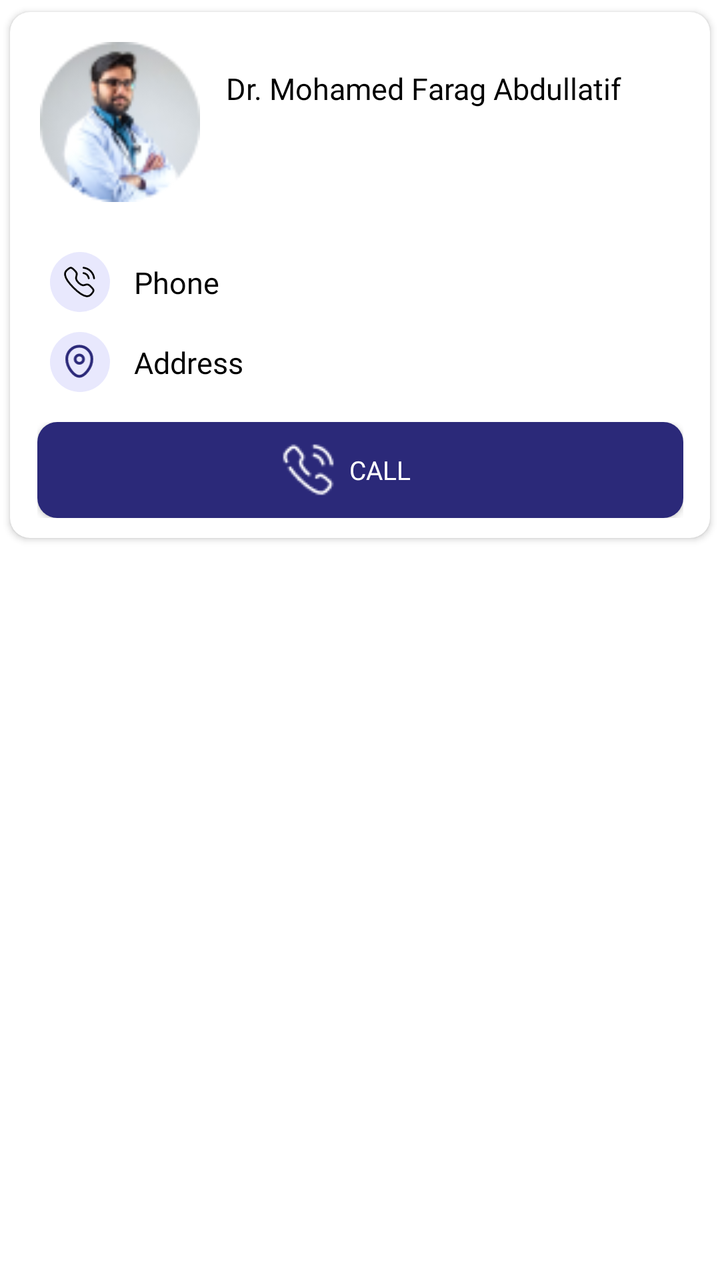
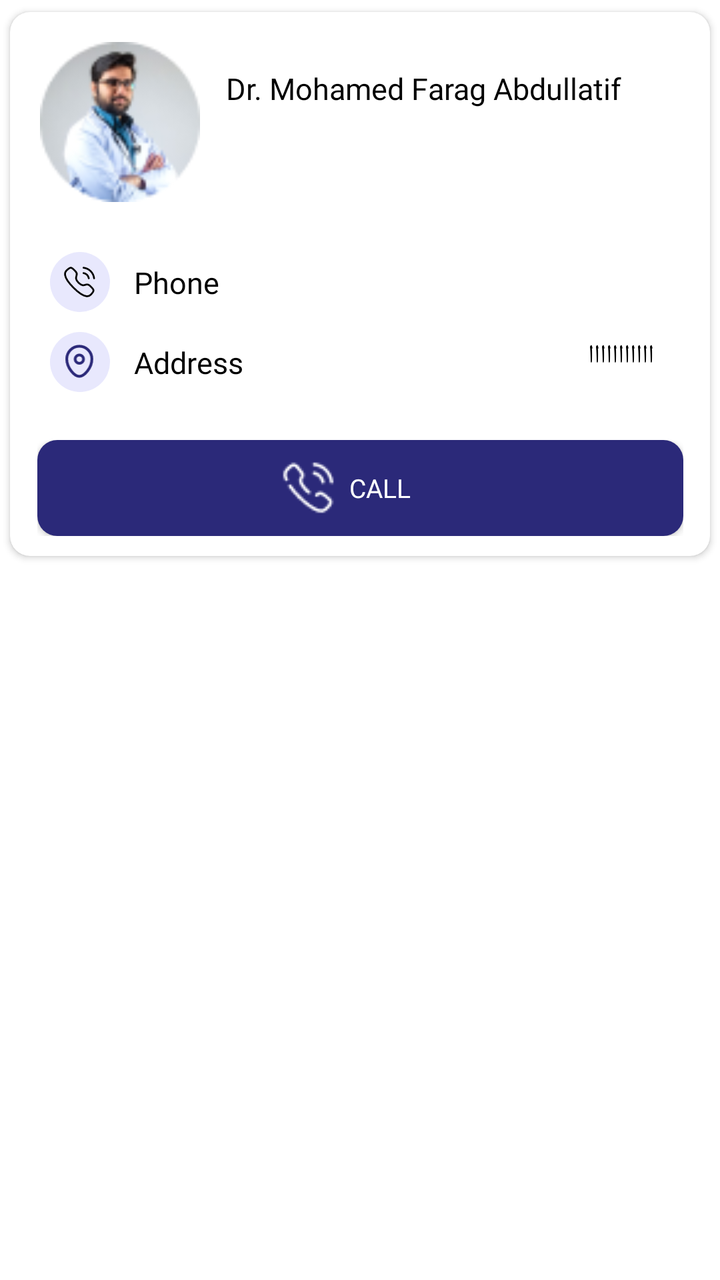

Compare the two renders of this Android layout. The source of the first and the diff that turns it into the second are given below.
<!-- AndroidManifest.xml: application theme Theme.NewDesign -->
<!-- res/layout/item_layout_health.xml -->
<?xml version="1.0" encoding="utf-8"?>
<layout xmlns:android="http://schemas.android.com/apk/res/android"
    xmlns:app="http://schemas.android.com/apk/res-auto">

    <androidx.constraintlayout.widget.ConstraintLayout
        android:layout_width="match_parent"
        android:layout_height="wrap_content">

        <androidx.cardview.widget.CardView
            android:id="@+id/cardview"
            android:layout_width="match_parent"
            android:layout_height="wrap_content"
            app:cardCornerRadius="10dp"
            app:cardUseCompatPadding="true"
            app:layout_constraintEnd_toEndOf="parent"
            app:layout_constraintStart_toStartOf="parent"
            app:layout_constraintTop_toTopOf="parent">

            <androidx.constraintlayout.widget.ConstraintLayout
                android:id="@+id/layput_services"
                android:layout_width="match_parent"
                android:layout_height="match_parent"
                android:padding="5dp">

                <androidx.constraintlayout.widget.ConstraintLayout
                    android:id="@+id/layout_doctorsDetail"
                    android:layout_width="match_parent"
                    android:layout_height="wrap_content"
                    android:layout_margin="10dp"
                    app:layout_constraintEnd_toEndOf="parent"
                    app:layout_constraintStart_toStartOf="parent"
                    app:layout_constraintTop_toTopOf="parent">

                    <com.google.android.material.imageview.ShapeableImageView
                        android:id="@+id/iv_doctorProfile"
                        android:layout_width="80dp"
                        android:layout_height="80dp"
                        android:src="@drawable/ic_docspecialization"
                        app:layout_constraintStart_toStartOf="parent"
                        app:layout_constraintTop_toTopOf="parent" />

                    <androidx.appcompat.widget.AppCompatTextView
                        android:id="@+id/tv_doctorName"
                        android:layout_width="0dp"
                        android:layout_height="wrap_content"
                        android:layout_marginStart="10dp"
                        android:layout_marginTop="10dp"
                        android:layout_marginEnd="15dp"
                        android:fontFamily="@font/avenirltstd_roman"
                        android:gravity="start"
                        android:padding="3dp"
                        android:text="Dr. Mohamed Farag Abdullatif"
                        android:textColor="@color/black"
                        android:textSize="15sp"
                        app:layout_constraintEnd_toEndOf="parent"
                        app:layout_constraintStart_toEndOf="@+id/iv_doctorProfile"
                        app:layout_constraintTop_toTopOf="@+id/iv_doctorProfile" />

                    <com.google.android.material.imageview.ShapeableImageView
                        android:id="@+id/iv_star"
                        android:layout_width="18dp"
                        android:layout_height="15dp"
                        android:layout_marginStart="10dp"
                        android:adjustViewBounds="true"
                        android:src="@drawable/ic_star"
                        android:visibility="gone"
                        app:layout_constraintBottom_toBottomOf="parent"
                        app:layout_constraintStart_toEndOf="@+id/iv_doctorProfile"
                        app:layout_constraintTop_toBottomOf="@+id/tv_doctorName" />

                    <androidx.appcompat.widget.AppCompatTextView
                        android:id="@+id/tv_Reviews"
                        android:layout_width="0dp"
                        android:layout_height="wrap_content"
                        android:layout_marginStart="5dp"
                        android:fontFamily="@font/avenirltstd_roman"
                        android:gravity="start"
                        android:padding="2dp"
                        android:visibility="gone"
                        android:text="@string/reviews"
                        android:textColor="@color/gray"
                        android:textSize="15sp"
                        app:layout_constraintBottom_toBottomOf="parent"
                        app:layout_constraintStart_toEndOf="@+id/iv_star"
                        app:layout_constraintTop_toBottomOf="@+id/tv_doctorName" />

                </androidx.constraintlayout.widget.ConstraintLayout>


                <androidx.constraintlayout.widget.ConstraintLayout
                    android:id="@+id/layout_Subspecialization"
                    android:layout_width="match_parent"
                    android:layout_height="wrap_content"
                    android:layout_marginTop="10dp"
                    android:padding="5dp"
                    app:layout_constraintTop_toBottomOf="@+id/layout_doctorsDetail">

                    <androidx.constraintlayout.widget.ConstraintLayout
                        android:id="@+id/layout_Sub_specialization"
                        android:layout_width="30dp"
                        android:layout_height="30dp"
                        android:layout_marginTop="10dp"
                        android:layout_marginStart="10dp"
                        android:background="@drawable/bg_image_circle"
                        app:layout_constraintStart_toStartOf="parent"
                        app:layout_constraintTop_toTopOf="parent">

                        <com.google.android.material.imageview.ShapeableImageView
                            android:id="@+id/iv_sub_specialization"
                            android:layout_width="18dp"
                            android:layout_height="18dp"
                            android:adjustViewBounds="true"
                            android:src="@drawable/ic_callus"
                            app:layout_constraintBottom_toBottomOf="parent"
                            app:layout_constraintEnd_toEndOf="parent"
                            app:layout_constraintStart_toStartOf="parent"
                            app:layout_constraintTop_toTopOf="parent" />
                    </androidx.constraintlayout.widget.ConstraintLayout>

                    <androidx.appcompat.widget.AppCompatTextView
                        android:id="@+id/tv_sub_specialization"
                        android:layout_width="0dp"
                        android:layout_height="wrap_content"
                        android:layout_marginStart="10dp"
                        android:layout_marginTop="10dp"
                        android:layout_marginEnd="15dp"
                        android:fontFamily="@font/avenirltstd_roman"
                        android:gravity="end"
                        android:padding="2dp"
                        android:text=""
                        android:textColor="@color/black"
                        android:textSize="15sp"
                        app:layout_constraintEnd_toEndOf="parent"
                        app:layout_constraintStart_toEndOf="@+id/sub_specialization"
                        app:layout_constraintBottom_toBottomOf="parent"
                       app:layout_constraintTop_toTopOf="parent" />
                    <androidx.appcompat.widget.AppCompatTextView
                            android:id="@+id/sub_specialization"
                            android:layout_width="wrap_content"
                            android:layout_height="wrap_content"
                            android:layout_marginStart="10dp"
                            android:layout_marginTop="10dp"
                            android:fontFamily="@font/avenirltstd_roman"
                            android:gravity="start"
                            android:padding="2dp"
                            android:text="@string/phone"
                            android:textColor="@color/black"
                            android:textSize="15sp"
                            app:layout_constraintStart_toEndOf="@+id/layout_Sub_specialization"
                            app:layout_constraintBottom_toBottomOf="@+id/layout_Sub_specialization"
                            app:layout_constraintTop_toTopOf="parent" />


                </androidx.constraintlayout.widget.ConstraintLayout>
                <androidx.constraintlayout.widget.ConstraintLayout
                    android:id="@+id/Address"
                    android:layout_width="match_parent"
                    android:layout_height="wrap_content"
                    android:padding="5dp"
                    app:layout_constraintTop_toBottomOf="@+id/layout_Subspecialization">

                    <androidx.constraintlayout.widget.ConstraintLayout
                        android:id="@+id/layout_Address"
                        android:layout_width="30dp"
                        android:layout_height="30dp"
                        android:layout_marginStart="10dp"
                        android:background="@drawable/bg_image_circle"
                        app:layout_constraintStart_toStartOf="parent"
                        app:layout_constraintTop_toTopOf="parent">

                        <com.google.android.material.imageview.ShapeableImageView
                            android:id="@+id/iv_Address"
                            android:layout_width="18dp"
                            android:layout_height="18dp"
                            android:adjustViewBounds="true"
                            android:src="@drawable/ic_location"
                            app:layout_constraintBottom_toBottomOf="parent"
                            app:layout_constraintEnd_toEndOf="parent"
                            app:layout_constraintStart_toStartOf="parent"
                            app:layout_constraintTop_toTopOf="parent" />
                    </androidx.constraintlayout.widget.ConstraintLayout>

                    <androidx.appcompat.widget.AppCompatTextView
                        android:id="@+id/tv_Address"
                        android:layout_width="0dp"
                        android:layout_height="wrap_content"
                        android:layout_marginStart="10dp"
                        android:layout_marginEnd="15dp"
                        android:fontFamily="@font/avenirltstd_roman"
                        android:gravity="end"
                        android:padding="3dp"
                        android:text=""
                        android:textColor="@color/black"
                        android:textSize="13sp"
                        app:layout_constraintEnd_toEndOf="parent"
                        app:layout_constraintStart_toEndOf="@+id/address"
                        app:layout_constraintBottom_toBottomOf="parent"
                        app:layout_constraintTop_toTopOf="parent" />
                    <androidx.appcompat.widget.AppCompatTextView
                            android:id="@+id/address"
                            android:layout_width="wrap_content"
                            android:layout_height="wrap_content"
                            android:layout_marginStart="10dp"
                            android:fontFamily="@font/avenirltstd_roman"
                            android:gravity="start"
                            android:padding="2dp"
                            android:text="@string/address"
                            android:textColor="@color/black"
                            android:textSize="15sp"
                            app:layout_constraintStart_toEndOf="@+id/layout_Address"
                            app:layout_constraintBottom_toBottomOf="@+id/layout_Address"
                            app:layout_constraintTop_toTopOf="parent" />

                </androidx.constraintlayout.widget.ConstraintLayout>
                <androidx.constraintlayout.widget.ConstraintLayout
                    android:id="@+id/Waiting_Time"
                    android:layout_width="match_parent"
                    android:layout_height="wrap_content"
                    android:padding="5dp"
                    android:visibility="gone"
                    app:layout_constraintTop_toBottomOf="@+id/Address">

                    <androidx.constraintlayout.widget.ConstraintLayout
                        android:id="@+id/layout_Waiting_Time"
                        android:layout_width="30dp"
                        android:layout_height="30dp"
                        android:layout_marginStart="10dp"
                        android:background="@drawable/bg_image_circle"
                        app:layout_constraintStart_toStartOf="parent"
                        app:layout_constraintTop_toTopOf="parent">

                        <com.google.android.material.imageview.ShapeableImageView
                            android:id="@+id/iv_WaitingTime"
                            android:layout_width="18dp"
                            android:layout_height="18dp"
                            android:adjustViewBounds="true"
                            android:src="@drawable/ic_watingtime"
                            app:layout_constraintBottom_toBottomOf="parent"
                            app:layout_constraintEnd_toEndOf="parent"
                            app:layout_constraintStart_toStartOf="parent"
                            app:layout_constraintTop_toTopOf="parent" />
                    </androidx.constraintlayout.widget.ConstraintLayout>

                    <androidx.appcompat.widget.AppCompatTextView
                        android:id="@+id/tv_WaitingTime"
                        android:layout_width="0dp"
                        android:layout_height="wrap_content"
                        android:layout_marginStart="10dp"
                        android:layout_marginEnd="15dp"
                        android:fontFamily="@font/avenirltstd_roman"
                        android:gravity="start"
                        android:padding="2dp"
                        android:text="@string/waiting_time"
                        android:textColor="@color/black"
                        android:textSize="15sp"
                        app:layout_constraintEnd_toEndOf="parent"
                        app:layout_constraintStart_toEndOf="@+id/layout_Waiting_Time"
                        app:layout_constraintBottom_toBottomOf="@+id/layout_Waiting_Time"
                        app:layout_constraintTop_toTopOf="parent" />

                </androidx.constraintlayout.widget.ConstraintLayout>
                <androidx.constraintlayout.widget.ConstraintLayout
                    android:id="@+id/Fees"
                    android:layout_width="match_parent"
                    android:layout_height="wrap_content"
                    android:padding="5dp"
                    android:visibility="gone"
                    app:layout_constraintTop_toBottomOf="@+id/Waiting_Time">

                    <androidx.constraintlayout.widget.ConstraintLayout
                        android:id="@+id/layout_Fees"
                        android:layout_width="30dp"
                        android:layout_height="30dp"
                        android:layout_marginStart="10dp"
                        android:background="@drawable/bg_image_circle"
                        app:layout_constraintStart_toStartOf="parent"
                        app:layout_constraintTop_toTopOf="parent">

                        <com.google.android.material.imageview.ShapeableImageView
                            android:id="@+id/iv_Fees"
                            android:layout_width="18dp"
                            android:layout_height="18dp"
                            android:adjustViewBounds="true"
                            android:src="@drawable/ic_delevary"
                            app:layout_constraintBottom_toBottomOf="parent"
                            app:layout_constraintEnd_toEndOf="parent"
                            app:layout_constraintStart_toStartOf="parent"
                            app:layout_constraintTop_toTopOf="parent" />
                    </androidx.constraintlayout.widget.ConstraintLayout>

                    <androidx.appcompat.widget.AppCompatTextView
                        android:id="@+id/tv_Fees"
                        android:layout_width="0dp"
                        android:layout_height="0dp"
                        android:layout_marginStart="10dp"
                        android:layout_marginEnd="15dp"
                        android:fontFamily="@font/avenirltstd_roman"
                        android:gravity="start"
                        android:padding="2dp"
                        android:textColor="@color/black"
                        android:textSize="15sp"
                        app:layout_constraintEnd_toEndOf="parent"
                        app:layout_constraintStart_toEndOf="@+id/layout_Fees"
                        app:layout_constraintBottom_toBottomOf="@+id/layout_Fees"
                        app:layout_constraintTop_toTopOf="parent" />

                </androidx.constraintlayout.widget.ConstraintLayout>

                <androidx.constraintlayout.widget.ConstraintLayout
                    android:id="@+id/layout"
                    android:layout_width="0dp"
                    android:layout_height="wrap_content"
                    app:layout_constraintEnd_toEndOf="parent"
                    app:layout_constraintStart_toStartOf="parent"
                    app:layout_constraintTop_toBottomOf="@+id/Fees"
                    app:layout_constraintBottom_toBottomOf="parent"
                    android:layout_marginBottom="5dp"
                    app:layout_constraintWidth_percent=".95"
                    android:layout_marginTop="10dp">
                    <androidx.appcompat.widget.AppCompatButton
                        android:id="@+id/btn_booking"
                        android:layout_width="0dp"
                        android:layout_height="wrap_content"
                        android:background="@drawable/bg_chooselang_button"
                        android:fontFamily="@font/avenirltstd_black"
                        android:text="@string/Call"
                        android:textColor="@color/white"
                        android:textSize="13sp"
                        android:drawablePadding="5dp"
                        android:gravity="center_vertical"
                        android:paddingStart="120dp"
                        android:drawableStart="@drawable/ic_call"
                        app:layout_constraintEnd_toEndOf="parent"
                        app:layout_constraintStart_toStartOf="parent"
                        app:layout_constraintTop_toTopOf="parent"
                        />
                </androidx.constraintlayout.widget.ConstraintLayout>





            </androidx.constraintlayout.widget.ConstraintLayout>
        </androidx.cardview.widget.CardView>


    </androidx.constraintlayout.widget.ConstraintLayout>

</layout>
<!-- resources referenced by this layout -->
<resources>
  <color name="black">#FF000000</color>
  <color name="gray">#B7B7B7</color>
  <color name="white">#FFFFFFFF</color>
  <!-- drawable bg_chooselang_button (drawable) -->
  <?xml version="1.0" encoding="utf-8"?>
  <shape xmlns:android="http://schemas.android.com/apk/res/android"
      android:shape="rectangle"
      >
  
      <corners android:radius="10dp"/>
      <solid android:color="@color/blue"/>
  
  
  </shape>
  <!-- drawable bg_image_circle (drawable) -->
  <?xml version="1.0" encoding="utf-8"?>
  <shape xmlns:android="http://schemas.android.com/apk/res/android"
      android:shape="oval"
      >
  
      <solid android:color="@color/color_completeprofile"/>
      <size android:width="50dp" android:height="50dp"/>
  
  </shape>
  <!-- drawable ic_location (drawable) -->
  <vector xmlns:android="http://schemas.android.com/apk/res/android"
      android:width="11dp"
      android:height="13dp"
      android:viewportWidth="11"
      android:viewportHeight="13">
    <path
        android:strokeWidth="1"
        android:pathData="M6.766,5.471C6.766,4.636 6.09,3.96 5.256,3.96C4.422,3.96 3.746,4.636 3.746,5.471C3.746,6.305 4.422,6.981 5.256,6.981C6.09,6.981 6.766,6.305 6.766,5.471Z"
        android:strokeLineJoin="round"
        android:fillColor="#00000000"
        android:fillType="evenOdd"
        android:strokeColor="#2B2979"
        android:strokeLineCap="round"/>
    <path
        android:strokeWidth="1"
        android:pathData="M5.25,11.688C3.499,11.688 0.719,8.642 0.719,5.403C0.719,2.868 2.747,0.813 5.25,0.813C7.752,0.813 9.781,2.868 9.781,5.403C9.781,8.642 7.001,11.688 5.25,11.688Z"
        android:strokeLineJoin="round"
        android:fillColor="#00000000"
        android:fillType="evenOdd"
        android:strokeColor="#2B2979"
        android:strokeLineCap="round"/>
  </vector>
  <!-- drawable ic_watingtime (drawable) -->
  <vector xmlns:android="http://schemas.android.com/apk/res/android"
      android:width="15dp"
      android:height="15dp"
      android:viewportWidth="15"
      android:viewportHeight="15">
    <path
        android:strokeWidth="1"
        android:pathData="M12.838,7.25C12.838,10.337 10.336,12.839 7.25,12.839C4.163,12.839 1.661,10.337 1.661,7.25C1.661,4.164 4.163,1.662 7.25,1.662C10.336,1.662 12.838,4.164 12.838,7.25Z"
        android:strokeLineJoin="round"
        android:fillColor="#00000000"
        android:fillType="evenOdd"
        android:strokeColor="#2B2979"
        android:strokeLineCap="round"/>
    <path
        android:strokeWidth="1"
        android:pathData="M9.323,9.028L7.045,7.669V4.741"
        android:strokeLineJoin="round"
        android:fillColor="#00000000"
        android:strokeColor="#2B2979"
        android:strokeLineCap="round"/>
  </vector>
  <string name="Call">Call</string>
  <string name="address">Address</string>
  <string name="phone">Phone</string>
  <string name="reviews">Reviews</string>
  <string name="waiting_time">Waiting Time</string>
  <style name="Theme.NewDesign" parent="Theme.MaterialComponents.Light.NoActionBar">
          
          <item name="colorPrimary">@color/purple_500</item>
          <item name="colorPrimaryVariant">@color/purple_700</item>
          <item name="colorOnPrimary">@color/white</item>
          
          <item name="colorSecondary">#0639BA</item>
          <item name="colorSecondaryVariant">@color/teal_700</item>
          <item name="colorOnSecondary">@color/black</item>
          
          <item name="android:statusBarColor">?attr/colorPrimaryVariant</item>
          
      </style>
  <color name="blue">#2B2979</color>
  <color name="color_completeprofile">#E8E8FD</color>
  <color name="purple_500">#FF6200EE</color>
  <color name="purple_700">#FF3700B3</color>
  <color name="teal_700">#FF018786</color>
  <!-- unchanged entries left out for length: 5 -->
</resources>

<!-- the commit's change to res/layout/item_layout_health.xml (unified diff, before → after) -->
@@ -184,12 +184,13 @@
                         android:id="@+id/tv_Address"
                         android:layout_width="0dp"
                         android:layout_height="wrap_content"
-                        android:layout_marginStart="10dp"
-                        android:layout_marginEnd="15dp"
-                        android:fontFamily="@font/avenirltstd_roman"
-                        android:gravity="end"
+                        android:layout_marginEnd="15dp"
+                        android:layout_marginStart="15dp"
+                        android:fontFamily="@font/avenirltstd_roman"
+                        android:gravity="start"
                         android:padding="3dp"
-                        android:text=""
+                        android:text="ااااااااااا"
+                        android:lines="2"
                         android:textColor="@color/black"
                         android:textSize="13sp"
                         app:layout_constraintEnd_toEndOf="parent"
@@ -207,6 +208,7 @@
                             android:text="@string/address"
                             android:textColor="@color/black"
                             android:textSize="15sp"
+                            app:layout_constraintEnd_toStartOf="@+id/tvAddress"
                             app:layout_constraintStart_toEndOf="@+id/layout_Address"
                             app:layout_constraintBottom_toBottomOf="@+id/layout_Address"
                             app:layout_constraintTop_toTopOf="parent" />
<!-- resource entries referenced after the edit -->
@@ -89,7 +89,7 @@
       </style>
   <color name="blue">#2B2979</color>
   <color name="color_completeprofile">#E8E8FD</color>
-  <color name="purple_500">#FF6200EE</color>
+  <color name="purple_500">#AEB3BE</color>
   <color name="purple_700">#FF3700B3</color>
   <color name="teal_700">#FF018786</color>
   <!-- unchanged entries left out for length: 5 -->
